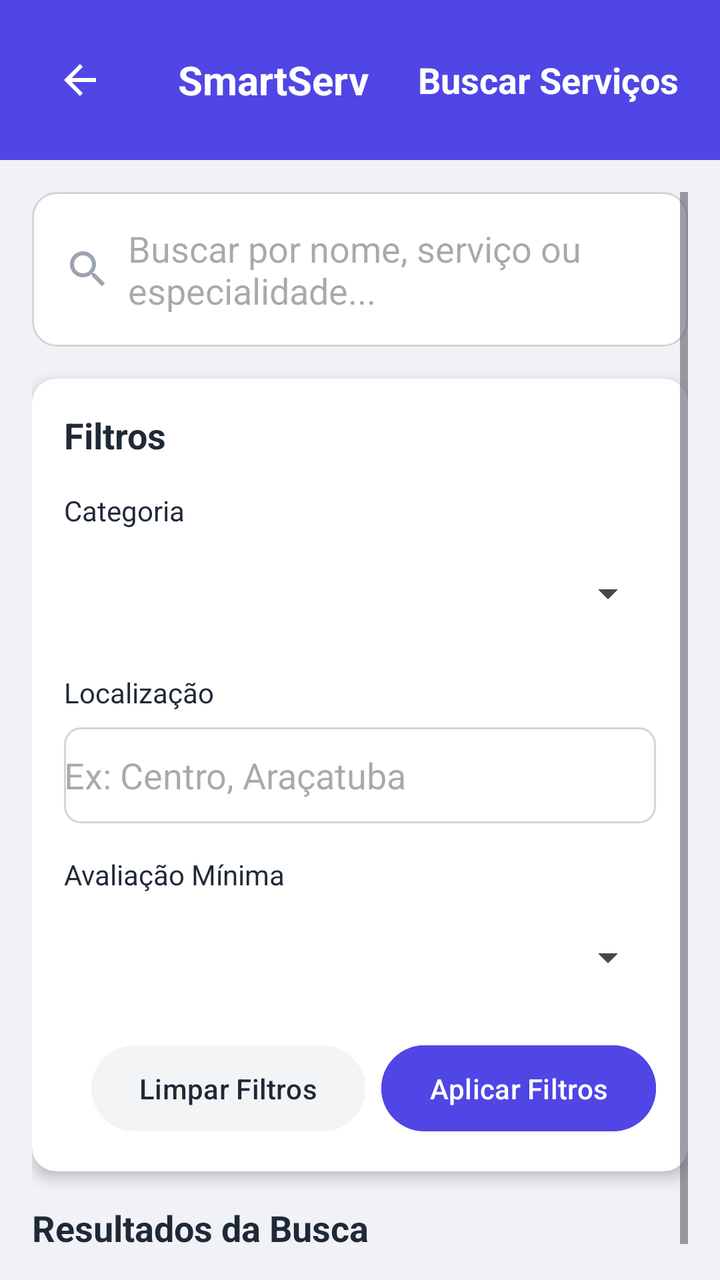
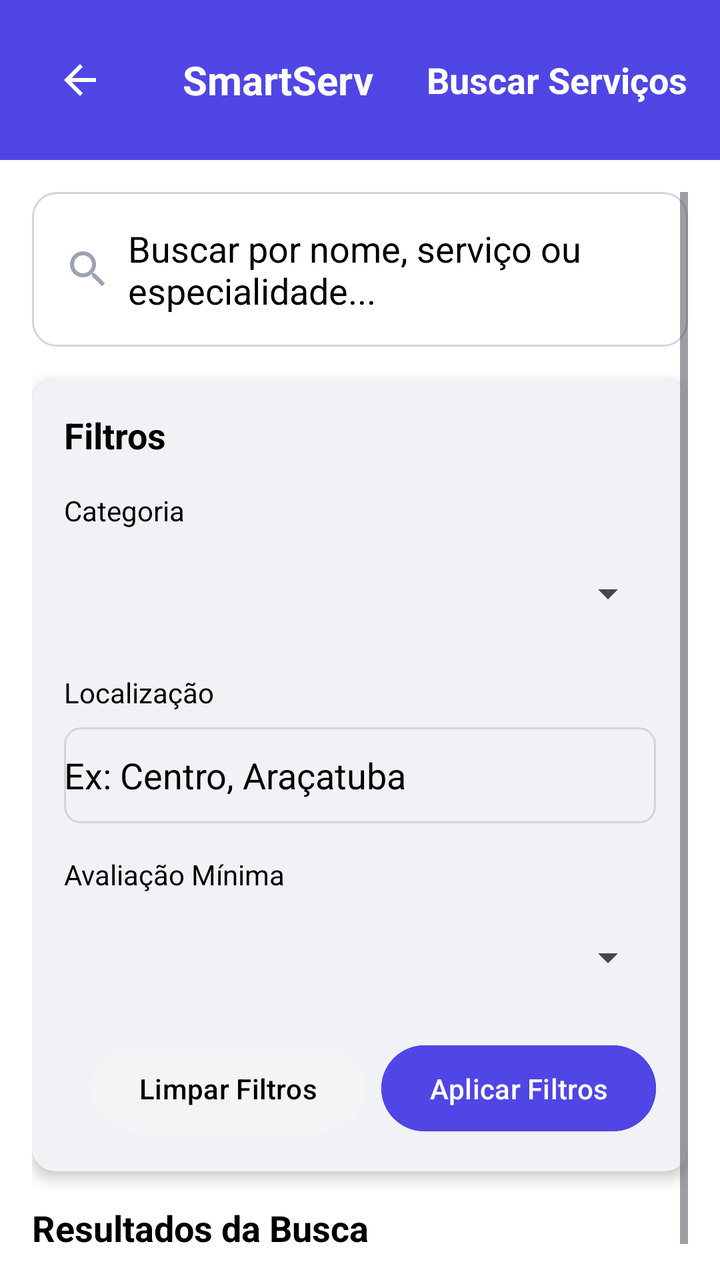

Two renders of the same Android screen: before a commit and after it. Below are the layout's source before the change and the commit's diff.
<!-- AndroidManifest.xml: application theme Theme.SmartApp -->
<!-- res/layout/buscar_servico.xml -->
<?xml version="1.0" encoding="utf-8"?>
<RelativeLayout xmlns:android="http://schemas.android.com/apk/res/android"
    xmlns:app="http://schemas.android.com/apk/res-auto"
    xmlns:tools="http://schemas.android.com/tools"
    android:layout_width="match_parent"
    android:layout_height="match_parent"
    android:background="@color/light_gray">

    
    <LinearLayout
        android:id="@+id/header"
        android:layout_width="match_parent"
        android:layout_height="wrap_content"
        android:background="@color/indigo_600"
        android:orientation="horizontal"
        android:gravity="center_vertical"
        android:padding="16dp"
        android:layout_alignParentTop="true">

        <ImageButton
            android:id="@+id/btnvoltarbs"
            android:layout_width="48dp"
            android:layout_height="48dp"
            android:contentDescription="btnvoltar"
            android:src="@drawable/ic_arrow_back"
            android:background="?selectableItemBackgroundBorderless"
            android:padding="8dp"/>

        <TextView
            android:layout_width="0dp"
            android:layout_height="wrap_content"
            android:layout_weight="1"
            android:text="SmartServ"
            android:textColor="@android:color/white"
            android:textSize="20sp"
            android:textStyle="bold"
            android:gravity="center"/>

        <TextView
            android:layout_width="wrap_content"
            android:layout_height="wrap_content"
            android:text="Buscar Serviços
"
            android:textColor="@android:color/white"
            android:textSize="18sp"
            android:textStyle="bold"/>
    </LinearLayout>

    
    <ScrollView
        android:layout_width="match_parent"
        android:layout_height="match_parent"
        android:layout_below="@id/header"
        android:padding="16dp"
        android:fillViewport="true">

        <LinearLayout
            android:layout_width="match_parent"
            android:layout_height="wrap_content"
            android:orientation="vertical">

            
            <EditText
                android:id="@+id/searchQuery"
                android:layout_width="match_parent"
                android:layout_height="wrap_content"
                android:hint="Buscar por nome, serviço ou especialidade..."
                android:padding="16dp"
                android:background="@drawable/edittext_rounded"
                android:drawableStart="@drawable/ic_search"
                android:drawablePadding="8dp"
                android:layout_marginBottom="16dp"/>

            
            <androidx.cardview.widget.CardView
                android:layout_width="match_parent"
                android:layout_height="wrap_content"
                android:layout_marginBottom="16dp"
                app:cardCornerRadius="12dp"
                app:cardElevation="4dp">

                <LinearLayout
                    android:layout_width="match_parent"
                    android:layout_height="wrap_content"
                    android:orientation="vertical"
                    android:padding="16dp">

                    <TextView
                        android:layout_width="match_parent"
                        android:layout_height="wrap_content"
                        android:text="Filtros"
                        android:textColor="@color/text_dark"
                        android:textSize="18sp"
                        android:textStyle="bold"
                        android:layout_marginBottom="16dp"/>

                    <LinearLayout
                        android:layout_width="match_parent"
                        android:layout_height="wrap_content"
                        android:orientation="vertical"
                        android:layout_marginBottom="16dp">

                        
                        <TextView
                            android:layout_width="match_parent"
                            android:layout_height="wrap_content"
                            android:text="Categoria"
                            android:textColor="@color/text_dark"
                            android:textSize="14sp"
                            android:layout_marginBottom="8dp"/>

                        <Spinner
                            android:id="@+id/categoryFilter"
                            android:layout_width="match_parent"
                            android:layout_height="48dp"/>

                        
                        <TextView
                            android:layout_width="match_parent"
                            android:layout_height="wrap_content"
                            android:text="Localização"
                            android:textColor="@color/text_dark"
                            android:textSize="14sp"
                            android:layout_marginTop="16dp"
                            android:layout_marginBottom="8dp"/>

                        <EditText
                            android:id="@+id/locationFilter"
                            android:layout_width="match_parent"
                            android:layout_height="48dp"
                            android:hint="Ex: Centro, Araçatuba"
                            android:background="@drawable/edittext_background"/>

                        
                        <TextView
                            android:layout_width="match_parent"
                            android:layout_height="wrap_content"
                            android:text="Avaliação Mínima"
                            android:textColor="@color/text_dark"
                            android:textSize="14sp"
                            android:layout_marginTop="16dp"
                            android:layout_marginBottom="8dp"/>

                        <Spinner
                            android:id="@+id/ratingFilter"
                            android:layout_width="match_parent"
                            android:layout_height="48dp"/>
                    </LinearLayout>

                    
                    <LinearLayout
                        android:layout_width="match_parent"
                        android:layout_height="wrap_content"
                        android:orientation="horizontal"
                        android:gravity="end">

                        <Button
                            android:id="@+id/clearFiltersBtn"
                            android:layout_width="wrap_content"
                            android:layout_height="wrap_content"
                            android:text="Limpar Filtros"
                            android:textColor="@color/text_dark"
                            android:backgroundTint="@color/gray_100"
                            android:paddingStart="24dp"
                            android:paddingEnd="24dp"
                            android:paddingTop="12dp"
                            android:paddingBottom="12dp"
                            android:layout_marginEnd="8dp"/>

                        <Button
                            android:id="@+id/applyFiltersBtn"
                            android:layout_width="wrap_content"
                            android:layout_height="wrap_content"
                            android:text="Aplicar Filtros"
                            android:textColor="@android:color/white"
                            android:backgroundTint="@color/indigo_600"
                            android:paddingStart="24dp"
                            android:paddingEnd="24dp"
                            android:paddingTop="12dp"
                            android:paddingBottom="12dp"/>
                    </LinearLayout>
                </LinearLayout>
            </androidx.cardview.widget.CardView>

            
            <TextView
                android:layout_width="match_parent"
                android:layout_height="wrap_content"
                android:text="Resultados da Busca"
                android:textColor="@color/text_dark"
                android:textSize="18sp"
                android:textStyle="bold"
                android:layout_marginBottom="16dp"/>

            
            <LinearLayout
                android:id="@+id/professionalListings"
                android:layout_width="match_parent"
                android:layout_height="wrap_content"
                android:orientation="vertical"
                android:divider="@drawable/divider"
                android:showDividers="middle"
                android:dividerPadding="16dp">

                
            </LinearLayout>
        </LinearLayout>
    </ScrollView>
</RelativeLayout>
<!-- resources referenced by this layout -->
<resources>
  <color name="gray_100">#F3F4F6</color>
  <color name="indigo_600">#4F46E5</color>
  <color name="light_gray">#F0F2F5</color>
  <color name="text_dark">#1F2937</color>
  <!-- drawable divider (drawable) -->
  <shape xmlns:android="http://schemas.android.com/apk/res/android">
      <size android:height="1dp" />
      <solid android:color="@color/gray_200" />
      <solid android:color="#E5E7EB" />
      <size android:height="1dp" />
      <solid android:color="#E5E7EB" />
      <size android:height="1dp" />
      <solid android:color="#E5E7EB" />
  
  </shape>
  <!-- drawable edittext_background (drawable) -->
  <shape xmlns:android="http://schemas.android.com/apk/res/android">
      <solid android:color="@android:color/white" />
      <corners android:radius="8dp" />
      <stroke
          android:width="1dp"
          android:color="#D1D5DB" />
      <solid android:color="@android:color/white"/>
      <corners android:radius="12dp"/>
      <stroke android:width="1dp" android:color="@color/gray_300"/>
  
      <shape xmlns:android="http://schemas.android.com/apk/res/android">
          <solid android:color="@android:color/white"/>
          <corners android:radius="8dp"/>
          <stroke android:width="1dp" android:color="#D1D5DB"/>
      </shape>
  
      <solid android:color="@android:color/transparent" />
      <stroke android:width="1dp" android:color="#D1D5DB" />
      <corners android:radius="8dp" />
  
  </shape>
  <!-- drawable edittext_rounded (drawable) -->
  <shape xmlns:android="http://schemas.android.com/apk/res/android">
      <solid android:color="@android:color/white"/>
      <corners android:radius="12dp"/>
      <stroke android:width="1dp" android:color="@color/gray_300"/>
  </shape>
  <!-- drawable ic_arrow_back (drawable) -->
  <vector xmlns:android="http://schemas.android.com/apk/res/android"
      android:width="24dp"
      android:height="24dp"
      android:viewportWidth="24"
      android:viewportHeight="24">
      <path android:fillColor="#FFFFFF" android:pathData="M20,11H7.83l5.59,-5.59L12,4l-8,8 8,8 1.41,-1.41L7.83,13H20v-2z"/>
  </vector>
  <!-- drawable ic_search (drawable) -->
  <vector xmlns:android="http://schemas.android.com/apk/res/android"
      android:width="24dp"
      android:height="24dp"
      android:viewportWidth="24"
      android:viewportHeight="24">
      <path android:fillColor="#9CA3AF" android:pathData="M15.5,14h-0.79l-0.28,-0.27C15.41,12.59 16,11.11 16,9.5 16,5.91 13.09,3 9.5,3S3,5.91 3,9.5 5.91,16 9.5,16c1.61,0 3.09,-0.59 4.23,-1.57l0.27,0.28v0.79l5,4.99L20.49,19l-4.99,-5zM9.5,14C7.01,14 5,11.99 5,9.5S7.01,5 9.5,5 14,7.01 14,9.5 11.99,14 9.5,14z"/>
  </vector>
  <style name="Theme.SmartApp" parent="Base.Theme.SmartApp" />
  <color name="gray_200">#E5E7EB</color>
  <color name="gray_300">#D1D5DB</color>
  <style name="Base.Theme.SmartApp" parent="Theme.Material3.DayNight.NoActionBar" />
</resources>

<!-- the commit's change to res/layout/buscar_servico.xml (unified diff, before → after) -->
@@ -4,7 +4,7 @@
     xmlns:tools="http://schemas.android.com/tools"
     android:layout_width="match_parent"
     android:layout_height="match_parent"
-    android:background="@color/light_gray">
+    android:background="@color/white">
 
     
     <LinearLayout
@@ -24,7 +24,8 @@
             android:contentDescription="btnvoltar"
             android:src="@drawable/ic_arrow_back"
             android:background="?selectableItemBackgroundBorderless"
-            android:padding="8dp"/>
+            android:padding="8dp"
+            android:backgroundTint="@color/white"/>
 
         <TextView
             android:layout_width="0dp"
@@ -39,8 +40,7 @@
         <TextView
             android:layout_width="wrap_content"
             android:layout_height="wrap_content"
-            android:text="Buscar Serviços
-"
+            android:text="Buscar Serviços"
             android:textColor="@android:color/white"
             android:textSize="18sp"
             android:textStyle="bold"/>
@@ -52,12 +52,14 @@
         android:layout_height="match_parent"
         android:layout_below="@id/header"
         android:padding="16dp"
-        android:fillViewport="true">
+        android:fillViewport="true"
+        android:background="@color/white">
 
         <LinearLayout
             android:layout_width="match_parent"
             android:layout_height="wrap_content"
-            android:orientation="vertical">
+            android:orientation="vertical"
+            android:background="@color/white">
 
             
             <EditText
@@ -66,9 +68,11 @@
                 android:layout_height="wrap_content"
                 android:hint="Buscar por nome, serviço ou especialidade..."
                 android:padding="16dp"
+                android:textColorHint="@color/black"
                 android:background="@drawable/edittext_rounded"
                 android:drawableStart="@drawable/ic_search"
                 android:drawablePadding="8dp"
+                android:textColor="@android:color/black"
                 android:layout_marginBottom="16dp"/>
 
             
@@ -77,19 +81,21 @@
                 android:layout_height="wrap_content"
                 android:layout_marginBottom="16dp"
                 app:cardCornerRadius="12dp"
-                app:cardElevation="4dp">
+                app:cardElevation="4dp"
+                app:cardBackgroundColor="@color/white">
 
                 <LinearLayout
                     android:layout_width="match_parent"
                     android:layout_height="wrap_content"
                     android:orientation="vertical"
-                    android:padding="16dp">
+                    android:padding="16dp"
+                    android:background="@color/light_gray">
 
                     <TextView
                         android:layout_width="match_parent"
                         android:layout_height="wrap_content"
                         android:text="Filtros"
-                        android:textColor="@color/text_dark"
+                        android:textColor="@android:color/black"
                         android:textSize="18sp"
                         android:textStyle="bold"
                         android:layout_marginBottom="16dp"/>
@@ -105,7 +111,7 @@
                             android:layout_width="match_parent"
                             android:layout_height="wrap_content"
                             android:text="Categoria"
-                            android:textColor="@color/text_dark"
+                            android:textColor="@android:color/black"
                             android:textSize="14sp"
                             android:layout_marginBottom="8dp"/>
 
@@ -119,7 +125,7 @@
                             android:layout_width="match_parent"
                             android:layout_height="wrap_content"
                             android:text="Localização"
-                            android:textColor="@color/text_dark"
+                            android:textColor="@android:color/black"
                             android:textSize="14sp"
                             android:layout_marginTop="16dp"
                             android:layout_marginBottom="8dp"/>
@@ -129,14 +135,16 @@
                             android:layout_width="match_parent"
                             android:layout_height="48dp"
                             android:hint="Ex: Centro, Araçatuba"
-                            android:background="@drawable/edittext_background"/>
+                            android:textColorHint="@color/black"
+                            android:background="@drawable/edittext_background"
+                            android:textColor="@android:color/black"/>
 
                         
                         <TextView
                             android:layout_width="match_parent"
                             android:layout_height="wrap_content"
                             android:text="Avaliação Mínima"
-                            android:textColor="@color/text_dark"
+                            android:textColor="@android:color/black"
                             android:textSize="14sp"
                             android:layout_marginTop="16dp"
                             android:layout_marginBottom="8dp"/>
@@ -159,7 +167,7 @@
                             android:layout_width="wrap_content"
                             android:layout_height="wrap_content"
                             android:text="Limpar Filtros"
-                            android:textColor="@color/text_dark"
+                            android:textColor="@android:color/black"
                             android:backgroundTint="@color/gray_100"
                             android:paddingStart="24dp"
                             android:paddingEnd="24dp"
@@ -187,7 +195,7 @@
                 android:layout_width="match_parent"
                 android:layout_height="wrap_content"
                 android:text="Resultados da Busca"
-                android:textColor="@color/text_dark"
+                android:textColor="@android:color/black"
                 android:textSize="18sp"
                 android:textStyle="bold"
                 android:layout_marginBottom="16dp"/>
@@ -200,7 +208,8 @@
                 android:orientation="vertical"
                 android:divider="@drawable/divider"
                 android:showDividers="middle"
-                android:dividerPadding="16dp">
+                android:dividerPadding="16dp"
+                android:background="@color/white">
 
                 
             </LinearLayout>
<!-- resource entries referenced after the edit -->
@@ -1,9 +1,10 @@
 <!-- resources referenced by this layout -->
 <resources>
+  <color name="black">#FF000000</color>
   <color name="gray_100">#F3F4F6</color>
   <color name="indigo_600">#4F46E5</color>
   <color name="light_gray">#F0F2F5</color>
-  <color name="text_dark">#1F2937</color>
+  <color name="white">#FFFFFFFF</color>
   <!-- drawable divider (drawable) -->
   <shape xmlns:android="http://schemas.android.com/apk/res/android">
       <size android:height="1dp" />
